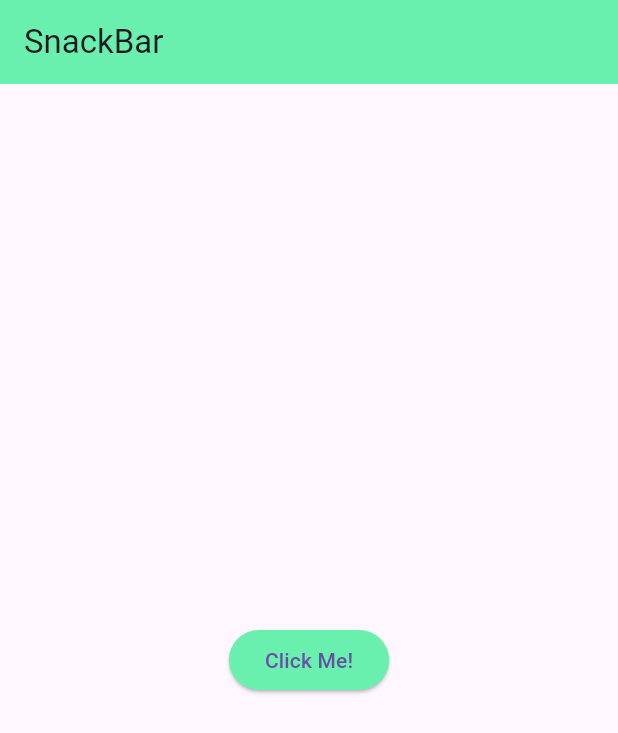
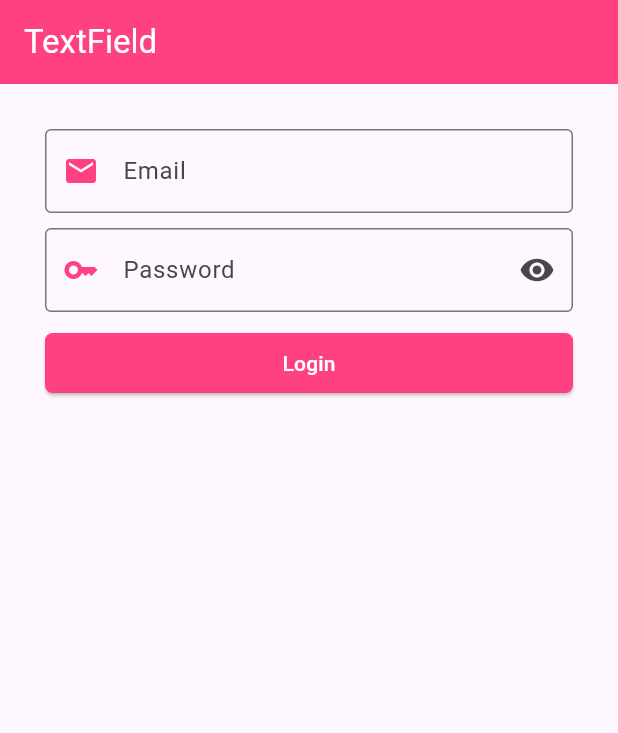
Before and after one commit to pur-wanto/flutter-basic, a Flutter app: the screen it shows after launch, on a phone screen of 412 x 824 dp. Shown: the top 733 px of the screen. Run offline on Flutter 3.47's test engine with Material 3 defaults, Android fonts, the phone set to English and light mode, and no system bars.

Commit message:
TextField

```diff
--- a/lib/main.dart
+++ b/lib/main.dart
@@ -1,7 +1,7 @@
 import 'package:flutter/material.dart';
-import 'package:new_flutter/screens/home_page.dart';
+import 'screens/text_field.dart';
 
-void main() {
+void main(){
   runApp(const MyApp());
 }
 
@@ -12,7 +12,7 @@ class MyApp extends StatelessWidget {
   Widget build(BuildContext context) {
     return const MaterialApp(
       debugShowCheckedModeBanner: false,
-      home: HomePage(),
+      home: TextField2(),
     );
   }
 }
--- a/lib/screens/home_page.dart
+++ b/lib/screens/home_page.dart
@@ -22,9 +22,7 @@ class HomePage extends StatelessWidget {
                 ),
                 action: SnackBarAction(
                   label: 'Cancel',
-                  onPressed: () {
-                    print("Di cancel yak!");
-                  },
+                  onPressed: () {},
                   textColor: Colors.redAccent,
                 ),
                 backgroundColor: Colors.greenAccent,
--- /dev/null
+++ b/lib/screens/text_field.dart
@@ -0,0 +1,84 @@
+import 'package:flutter/material.dart';
+
+class TextField2 extends StatefulWidget {
+  const TextField2({super.key});
+
+  @override
+  State<TextField2> createState() => _TextField2State();
+}
+
+class _TextField2State extends State<TextField2> {
+  bool isHidden = true;
+  TextEditingController emailC = TextEditingController();
+  TextEditingController passC = TextEditingController();
+
+  @override
+  Widget build(BuildContext context) {
+    return Scaffold(
+      appBar: AppBar(
+        title: const Text(
+          'TextField',
+          style: TextStyle(color: Colors.white),
+        ),
+        backgroundColor: Colors.pinkAccent,
+      ),
+      body: Center(
+        child: ListView(
+          padding: const EdgeInsets.all(30),
+          children: [
+            TextField(
+              controller: emailC,
+              keyboardType: TextInputType.emailAddress,
+              textInputAction: TextInputAction.next,
+              decoration: const InputDecoration(
+                  labelText: "Email",
+                  border: OutlineInputBorder(),
+                  prefixIcon: Icon(Icons.email),
+                  prefixIconColor: Colors.pinkAccent),
+            ),
+            const SizedBox(
+              height: 10,
+            ),
+            TextField(
+              controller: passC,
+              autocorrect: false,
+              obscureText: isHidden,
+              decoration: InputDecoration(
+                  label: const Text('Password'),
+                  border: const OutlineInputBorder(),
+                  prefixIcon: const Icon(Icons.key),
+                  suffixIcon: IconButton(
+                      onPressed: () {
+                        setState(() {
+                          if (isHidden) {
+                            isHidden = false;
+                          } else {
+                            isHidden = true;
+                          }
+                        });
+                      },
+                      icon: const Icon(Icons.remove_red_eye)),
+                  prefixIconColor: Colors.pinkAccent),
+            ),
+            const SizedBox(
+              height: 10,
+            ),
+            ElevatedButton(
+              onPressed: () {
+                print("Email : ${emailC.text} & Pass : ${passC.text}");
+              },
+              child: const Text(
+                'Login',
+                style: TextStyle(color: Colors.white),
+              ),
+              style: ElevatedButton.styleFrom(
+                  backgroundColor: Colors.pinkAccent,
+                  shape: RoundedRectangleBorder(
+                      borderRadius: BorderRadius.circular(5))),
+            )
+          ],
+        ),
+      ),
+    );
+  }
+}
```
